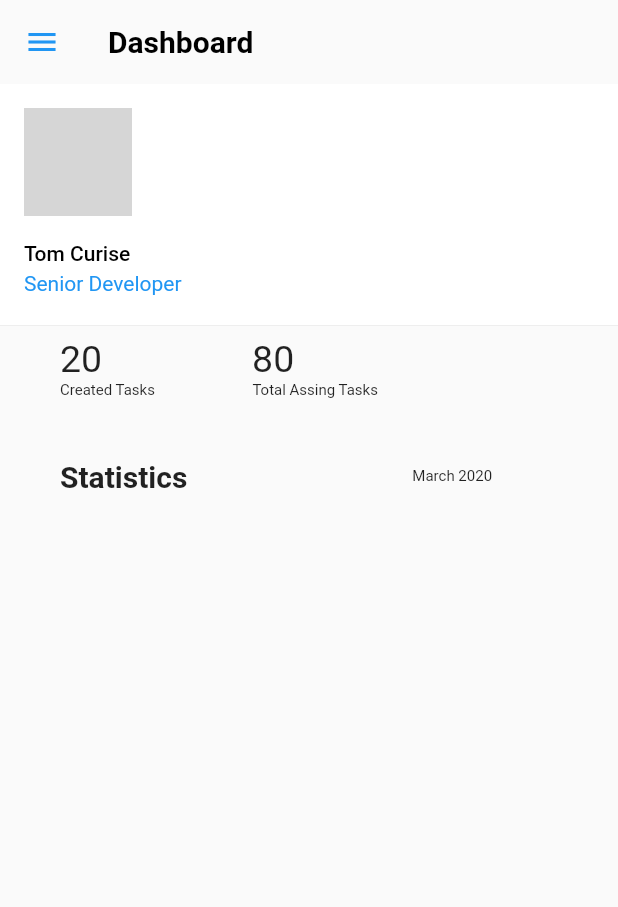
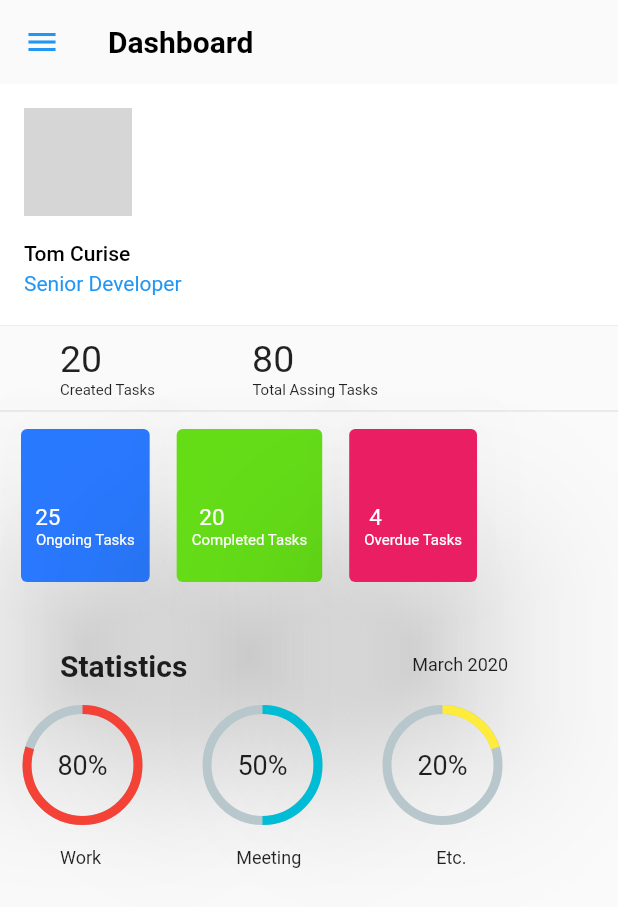
Before and after one commit to KshamaAgrawal/ForTimeStint, a Flutter app: the dashboardPage screen opened directly, on a phone screen of 412 x 824 dp. Shown: the top 907 px of the screen. Run offline on Flutter 3.47's test engine with Material 2 defaults, Android fonts, the phone set to English and light mode, and no system bars; drawn by our look-alikes of percent_indicator; network calls fail; grey boxes are pictures that could not be loaded.

Commit message:
circluarIndicator and card in dashboard page

```diff
--- a/lib/dashboard.dart
+++ b/lib/dashboard.dart
@@ -3,6 +3,7 @@ import 'dart:async';
 import 'home.dart';
 import 'screenshots.dart';
 import 'login_screen.dart';
+import 'package:percent_indicator/percent_indicator.dart';
 
 class dashboardPage extends StatefulWidget {
 
@@ -59,6 +60,92 @@ class _State extends State<dashboardPage> {
               	),
               ],
             ),
+            new Divider(),
+            Row(
+              children: <Widget>[
+                Container(
+        		  padding: EdgeInsets.fromLTRB(10,0,0,0),
+	              height: 110,
+	              child: Card(
+	              	color: Colors.blueAccent[400],
+	              	elevation: 50,
+	              	child: Column(children: <Widget>[
+                      Row(
+                        children: [
+                          Container(
+                            // padding: EdgeInsets.fromLTRB(5,40,50,20),
+                            padding: EdgeInsets.fromLTRB(0,50,50,0),
+                            child: Text('25', style: TextStyle(color: Colors.white, fontSize: 15),),
+                          ),
+                        ]
+                      ),
+                      Row(
+                        children: [
+                          Container(
+                            padding: EdgeInsets.fromLTRB(10,0,10,5),
+                            child: Text('Ongoing Tasks', style: TextStyle(color: Colors.white, fontSize: 10),),
+                          ),
+                        ]
+                      ),
+                    ]),
+	              ),
+                ),
+                Container(
+        		  padding: EdgeInsets.fromLTRB(10,0,0,0),
+	              height: 110,
+	              child: Card(
+	              	color: Colors.lightGreenAccent[700],
+	              	elevation: 50,
+	              	child: Column(children: <Widget>[
+                      Row(
+                        children: [
+                          Container(
+                            // padding: EdgeInsets.fromLTRB(5,40,50,20),
+                            padding: EdgeInsets.fromLTRB(0,50,50,0),
+                            child: Text('20', style: TextStyle(color: Colors.white, fontSize: 15),),
+                          ),
+                        ]
+                      ),
+                      Row(
+                        children: [
+                          Container(
+                            padding: EdgeInsets.fromLTRB(10,0,10,5),
+                            child: Text('Completed Tasks', style: TextStyle(color: Colors.white, fontSize: 10),),
+                          ),
+                        ]
+                      ),
+                    ]),
+	              ),
+                ),
+                Container(
+        		  padding: EdgeInsets.fromLTRB(10,0,0,0),
+	              height: 110,
+	              child: Card(
+	              	color: Colors.pink,
+	              	elevation: 50,
+	              	child: Column(children: <Widget>[
+                      Row(
+                        children: [
+                          Container(
+                            // padding: EdgeInsets.fromLTRB(5,40,50,20),
+                            padding: EdgeInsets.fromLTRB(0,50,50,0),
+                            child: Text('4', style: TextStyle(color: Colors.white, fontSize: 15),),
+                          ),
+                        ]
+                      ),
+                      Row(
+                        children: [
+                          Container(
+                            padding: EdgeInsets.fromLTRB(10,0,10,5),
+                            child: Text('Overdue Tasks', style: TextStyle(color: Colors.white, fontSize: 10),),
+                          ),
+                        ]
+                      ),
+                    ]),
+	              ),
+                ),
+              ],
+            ),
             Row(
               children: <Widget>[
               	Container(
@@ -67,7 +154,61 @@ class _State extends State<dashboardPage> {
               	),
               	Container(
               		padding: EdgeInsets.fromLTRB(150, 40, 0, 0),
-              		child: Text('March 2020', style: TextStyle(fontSize: 10),),
+              		child: Text('March 2020', style: TextStyle(fontSize: 12),),
+              	),
+              ],
+            ),
+            Row(
+              children: <Widget>[
+                Container(
+                	padding: EdgeInsets.all(15.0),
+                	child: new Row(
+                		children: <Widget>[
+		                	new CircularPercentIndicator(
+		                      radius: 80.0,
+		                      lineWidth: 6.0,
+		                      percent: 0.80,
+		                      center: new Text("80%", style: TextStyle(fontSize: 18),),
+		                      progressColor: Colors.red,
+		                    ),
+		                    new Padding(
+                      padding: EdgeInsets.symmetric(horizontal: 20.0),
+                    ),
+                    new CircularPercentIndicator(
+                      radius: 80.0,
+                      lineWidth: 6.0,
+                      percent: 0.50,
+                      center: new Text("50%", style: TextStyle(fontSize: 18),),
+                      progressColor: Colors.cyan,
+                    ),
+                    new Padding(
+                      padding: EdgeInsets.symmetric(horizontal: 20.0),
+                    ),
+                    new CircularPercentIndicator(
+                      radius: 80.0,
+                      lineWidth: 6.0,
+                      percent: 0.20,
+                      center: new Text("20%", style: TextStyle(fontSize: 18),),
+                      progressColor: Colors.yellow,
+                    )
+		                ],
+	                ),
+                ),
+              ],
+            ),
+            Row(
+              children: <Widget>[
+              	Container(
+              		padding: EdgeInsets.symmetric(horizontal: 40.0),
+              		child: Text('Work', style: TextStyle(fontSize: 12),),
+              	),
+              	Container(
+              		padding: EdgeInsets.symmetric(horizontal: 50.0),
+              		child: Text('Meeting', style: TextStyle(fontSize: 12),),
+              	),
+              	Container(
+              		padding: EdgeInsets.symmetric(horizontal: 40.0),
+              		child: Text('Etc.', style: TextStyle(fontSize: 12),),
               	),
               ],
             ),
--- a/pubspec.yaml
+++ b/pubspec.yaml
@@ -21,6 +21,7 @@ environment:
   sdk: ">=2.7.0 <3.0.0"
 
 dependencies:
+  percent_indicator: "^2.1.5"
   flutter:
     sdk: flutter
 
```
Also changed, not shown: pubspec.lock, 6 other files.
